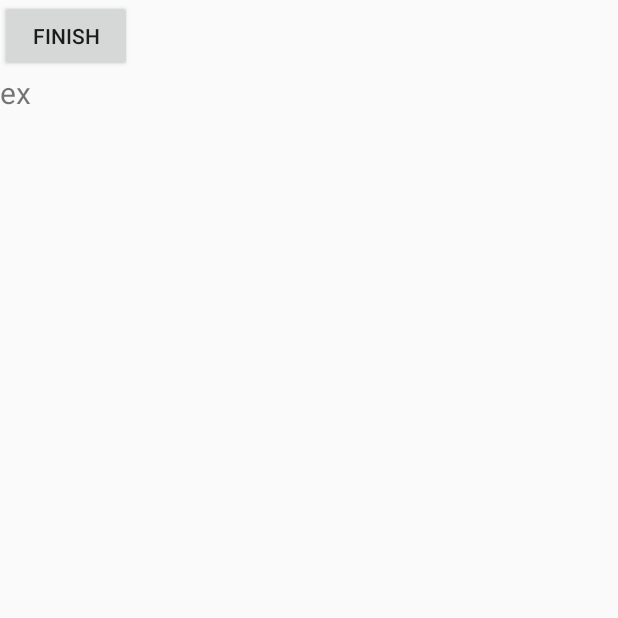
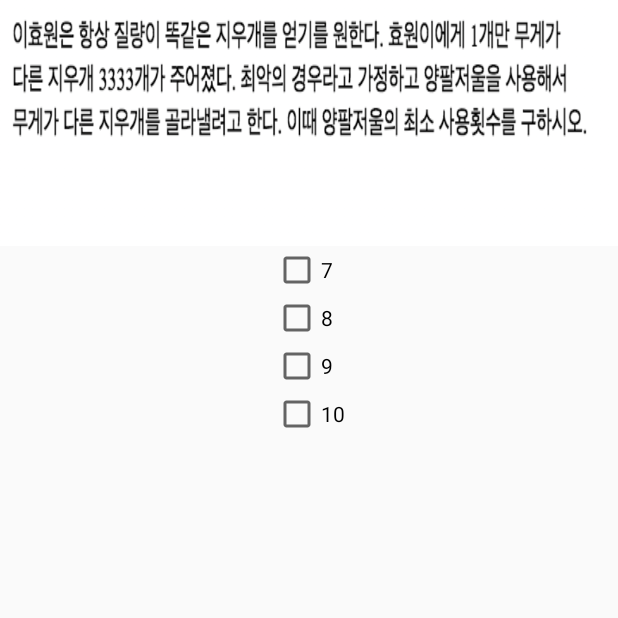
Before and after one commit to JuKyYoon/Pineapple, an Android app: the Survey3Activity screen opened directly, with no data from a screen before it, after a tap on "10", on a phone screen of 412 x 824 dp, the top half of it. Run offline under Robolectric (Android 15) with nearby library versions, the phone set to English and light mode, and no system bars; 2 statements that could not run were skipped.

Commit message:
Add a survey4 activity #21

```diff
--- a/app/src/main/AndroidManifest.xml
+++ b/app/src/main/AndroidManifest.xml
@@ -49,6 +49,11 @@
             android:theme="@style/AppTheme">
 
         </activity>
+
+        <activity android:name=".Survey4Activity"
+            android:theme="@style/AppTheme">
+
+        </activity>
     </application>
 
 </manifest>
--- a/app/src/main/java/pineapple/for_future/Survey3Activity.java
+++ b/app/src/main/java/pineapple/for_future/Survey3Activity.java
@@ -44,7 +44,7 @@ public class Survey3Activity extends Activity{
         else{
             one.setNo(1);
         }
-        startActivity(new Intent(Survey3Activity.this, FinishActivity.class));
+        startActivity(new Intent(Survey3Activity.this, Survey4Activity.class));
         overridePendingTransition(R.anim.anim_slide_in_right, R.anim.anim_slide_out_left);
 
 
--- /dev/null
+++ b/app/src/main/java/pineapple/for_future/Survey4Activity.java
@@ -0,0 +1,54 @@
+package pineapple.for_future;
+
+import android.app.Activity;
+import android.content.Intent;
+import android.os.Bundle;
+import android.view.KeyEvent;
+import android.view.View;
+import android.widget.CheckBox;
+
+import static pineapple.for_future.LoginActivity.one;
+
+
+/**
+ * Created by jk on 2016. 11. 16..
+ */
+
+public class Survey4Activity extends Activity{
+    @Override
+    public void onCreate(Bundle savedInstanceState){
+        super.onCreate(savedInstanceState);
+        setContentView(R.layout.activity_survey4);
+
+
+
+    }
+
+    public void onClick(View view){
+//        Intent intent = new Intent(getApplicationContext(), Survey2Activity.class);
+//        startActivity(intent);
+        finish();
+        CheckBox answer_4_2 = (CheckBox) findViewById(R.id.answer_4_2);
+        //option1.isChecked() 는 리턴값이 불
+
+        if(answer_4_2.isChecked()){
+            one.setOk(1);
+        }
+        else{
+            one.setNo(1);
+        }
+        startActivity(new Intent(Survey4Activity.this, FinishActivity.class));
+        overridePendingTransition(R.anim.anim_slide_in_right, R.anim.anim_slide_out_left);
+
+
+    }
+
+    @Override
+    public boolean onKeyDown(int keyCode, KeyEvent event) {
+        switch (keyCode) {
+            case KeyEvent.KEYCODE_BACK:
+                return true;
+        }
+        return super.onKeyDown(keyCode, event);
+    }
+}
--- /dev/null
+++ b/app/src/main/res/layout/activity_survey4.xml
@@ -0,0 +1,63 @@
+<?xml version="1.0" encoding="utf-8"?>
+<LinearLayout
+    xmlns:android="http://schemas.android.com/apk/res/android"
+    android:orientation="vertical"
+    android:layout_width="fill_parent"
+    android:layout_height="fill_parent">
+
+    <LinearLayout
+        android:orientation="horizontal"
+        android:layout_width="fill_parent"
+        android:layout_height="wrap_content"
+        >
+
+        <ImageView
+
+            android:layout_width="wrap_content"
+            android:layout_height="wrap_content"
+            android:background="@drawable/problem_1"
+            android:textSize="30sp"
+
+            />
+    </LinearLayout>
+
+    <LinearLayout
+        android:orientation="vertical"
+        android:layout_width="wrap_content"
+        android:layout_height="wrap_content"
+        android:layout_gravity="center">
+
+        <CheckBox
+            android:text="7"
+            android:layout_width="wrap_content"
+            android:layout_height="wrap_content"
+            android:id="@+id/answer_4_1"
+            android:onClick="onClick" />
+
+        <CheckBox
+            android:text="8"
+            android:layout_width="wrap_content"
+            android:layout_height="wrap_content"
+            android:id="@+id/answer_4_2"
+            android:onClick="onClick" />
+
+        <CheckBox
+            android:text="9"
+            android:layout_width="wrap_content"
+            android:layout_height="wrap_content"
+            android:id="@+id/answer_4_3"
+            android:onClick="onClick"/>
+
+        <CheckBox
+            android:text="10"
+            android:layout_width="wrap_content"
+            android:layout_height="wrap_content"
+            android:id="@+id/answer_4_4"
+            android:onClick="onClick"
+
+            />
+
+    </LinearLayout>
+
+
+</LinearLayout>
```
Also changed, not shown: 3 other files.
